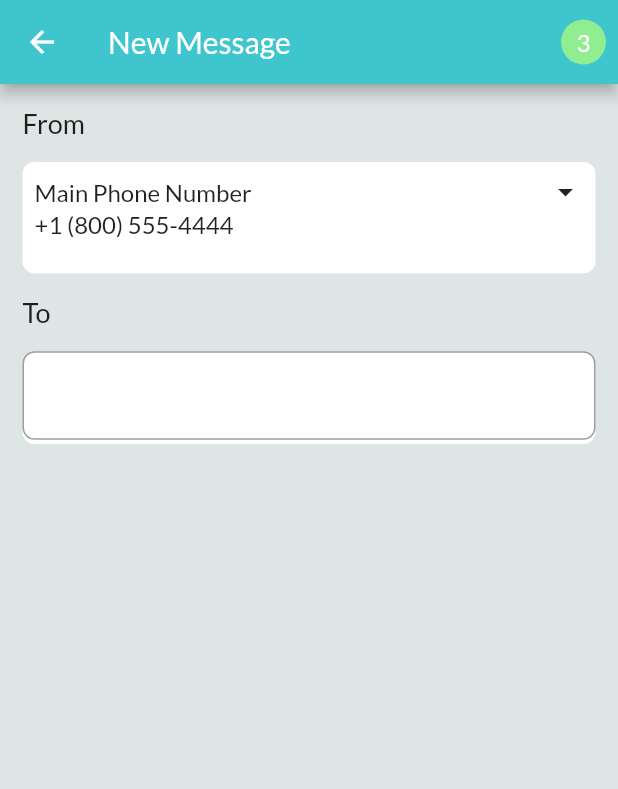
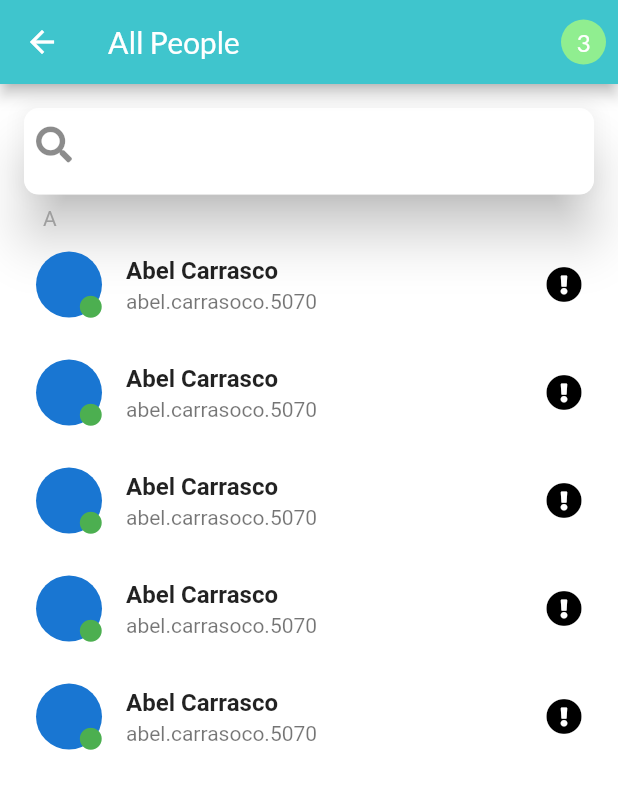
Before and after one commit to tahir-kali/chatfully, a Flutter app: the NewMessage screen opened directly, on a phone screen of 412 x 824 dp. Shown: the top 789 px of the screen. Run offline on Flutter 3.47's test engine with Material 2 defaults, Android fonts, the phone set to English and light mode, and no system bars; our stand-ins replace flutter_spinkit, font_awesome_flutter, google_fonts.

Commit message:
Update NewMessage.dart

```diff
--- a/lib/Screens/NewMessage.dart
+++ b/lib/Screens/NewMessage.dart
@@ -4,7 +4,6 @@ import 'package:font_awesome_flutter/font_awesome_flutter.dart';
 import 'package:google_fonts/google_fonts.dart';
 
 import '../colors.dart';
-
 
 class NewMessage extends StatefulWidget {
   @override
@@ -17,7 +16,7 @@ class _NewMessageState extends State<NewMessage> {
     SizeConfig().init(context);
 
     return Scaffold(
-      backgroundColor: Color(0xffDDE5E5),
+      backgroundColor: Colors.white,
       appBar: AppBar(
         actions: <Widget>[
           Padding(
@@ -35,107 +34,176 @@ class _NewMessageState extends State<NewMessage> {
           )
         ],
         title: Text(
-          "New Message",
+          "All People",
           style: GoogleFonts.lato(color: Colors.white),
         ),
         backgroundColor: appColor,
       ),
-
-      body: ListView(
+      body: Padding(
+        padding: const EdgeInsets.all(8.0),
+        child: ListView(
           children: <Widget>[
 
             Padding(
-            padding: const EdgeInsets.all(15),
-            child: Text("From", style: GoogleFonts.lato(
-              fontWeight: FontWeight.w500,
-              fontSize: 18
-            ),),
-          ),
-
-          Padding(
-            padding: EdgeInsets.symmetric(
-              horizontal: 15
-            ),
+              padding: const EdgeInsets.all(8.0),
               child: Container(
-              height: SizeConfig.blockSizeVertical * 9,
-
-              decoration: BoxDecoration(
+                height: SizeConfig.blockSizeVertical  * 7 ,
+                child: Material(
+                  borderRadius: BorderRadius.circular(10),
+                  elevation: 15,
+                  clipBehavior: Clip.antiAlias,
+                  child: Container(
+                    width: SizeConfig.blockSizeHorizontal * 74,
+                    height: 50,
                     color: Colors.white,
-                borderRadius: BorderRadius.circular(8),
-
-
-              ),
                     child: Padding(
-                padding: const EdgeInsets.all(8.0),
-                child: Column(
-                  children: <Widget>[
-                    Row(
-                      mainAxisAlignment: MainAxisAlignment.spaceBetween,
-
-                      children: <Widget>[
-
-                        Text("Main Phone Number", style: GoogleFonts.lato(
-                          fontWeight: FontWeight.w500,
-                          fontSize: 16
-                        ),),
-                        Icon(Icons.arrow_drop_down)
-
-
-
-                      ],
-                    ),
-                    Row(
-                      children: <Widget>[
-                        Text("+1 (800) 555-4444", style: GoogleFonts.lato(
-                              fontWeight: FontWeight.w500,
-                              fontSize: 16
-                            ),),
-                      ],
-                    )
-
-
-                  ],
+                      padding: const EdgeInsets.only(left: 8.0, right: 8.0),
+                      child: TextField(
+                        decoration: InputDecoration(
+                          icon: Icon(FontAwesomeIcons.search),
+                          border: InputBorder.none,
                         ),
                       ),
                     ),
                   ),
-          Padding(
-            padding: const EdgeInsets.all(15),
-            child: Text("To", style: GoogleFonts.lato(
-              fontWeight: FontWeight.w500,
-              fontSize: 18
-            ),),
+
                 ),
+              ),
+            ),
+
+
 
             Padding(
               padding: EdgeInsets.symmetric(
-              horizontal: 15
-            ),
-            child: Container(
-              height: SizeConfig.blockSizeVertical * 7.5,
-
-              decoration: BoxDecoration(
-                color: Colors.white,
-                borderRadius: BorderRadius.circular(8),
-
-
-              ),
-              child: TextField(
-                decoration: InputDecoration(
-                  border: OutlineInputBorder(
-                    borderRadius: BorderRadius.circular(8)
-                  )
-                ),
-
+                  horizontal: SizeConfig.blockSizeHorizontal * 5),
+              child: Text(
+                "A",
+                style: TextStyle(color: Colors.grey),
               ),
             ),
-          )
-
-
-
+            ListTile(
+              leading: Stack(
+                alignment: Alignment.bottomRight,
+                children: [
+                  CircleAvatar(
+                    radius: 22,
+                  ),
+                  Icon(
+                    FontAwesomeIcons.solidCircle,
+                    color: Colors.green,
+                    size: 15,
+                  ),
                 ],
               ),
-
+              title: Text(
+                "Abel Carrasco",
+                style: TextStyle(fontWeight: FontWeight.bold),
+              ),
+              subtitle: Text("abel.carrasoco.5070"),
+              trailing: Icon(
+                FontAwesomeIcons.exclamationCircle,
+                color: Colors.black,
+              ),
+            ),
+            ListTile(
+              leading: Stack(
+                alignment: Alignment.bottomRight,
+                children: [
+                  CircleAvatar(
+                    radius: 22,
+                  ),
+                  Icon(
+                    FontAwesomeIcons.solidCircle,
+                    color: Colors.green,
+                    size: 15,
+                  ),
+                ],
+              ),
+              title: Text(
+                "Abel Carrasco",
+                style: TextStyle(fontWeight: FontWeight.bold),
+              ),
+              subtitle: Text("abel.carrasoco.5070"),
+              trailing: Icon(
+                FontAwesomeIcons.exclamationCircle,
+                color: Colors.black,
+              ),
+            ),
+            ListTile(
+              leading: Stack(
+                alignment: Alignment.bottomRight,
+                children: [
+                  CircleAvatar(
+                    radius: 22,
+                  ),
+                  Icon(
+                    FontAwesomeIcons.solidCircle,
+                    color: Colors.green,
+                    size: 15,
+                  ),
+                ],
+              ),
+              title: Text(
+                "Abel Carrasco",
+                style: TextStyle(fontWeight: FontWeight.bold),
+              ),
+              subtitle: Text("abel.carrasoco.5070"),
+              trailing: Icon(
+                FontAwesomeIcons.exclamationCircle,
+                color: Colors.black,
+              ),
+            ),
+            ListTile(
+              leading: Stack(
+                alignment: Alignment.bottomRight,
+                children: [
+                  CircleAvatar(
+                    radius: 22,
+                  ),
+                  Icon(
+                    FontAwesomeIcons.solidCircle,
+                    color: Colors.green,
+                    size: 15,
+                  ),
+                ],
+              ),
+              title: Text(
+                "Abel Carrasco",
+                style: TextStyle(fontWeight: FontWeight.bold),
+              ),
+              subtitle: Text("abel.carrasoco.5070"),
+              trailing: Icon(
+                FontAwesomeIcons.exclamationCircle,
+                color: Colors.black,
+              ),
+            ),
+            ListTile(
+              leading: Stack(
+                alignment: Alignment.bottomRight,
+                children: [
+                  CircleAvatar(
+                    radius: 22,
+                  ),
+                  Icon(
+                    FontAwesomeIcons.solidCircle,
+                    color: Colors.green,
+                    size: 15,
+                  ),
+                ],
+              ),
+              title: Text(
+                "Abel Carrasco",
+                style: TextStyle(fontWeight: FontWeight.bold),
+              ),
+              subtitle: Text("abel.carrasoco.5070"),
+              trailing: Icon(
+                FontAwesomeIcons.exclamationCircle,
+                color: Colors.black,
+              ),
+            ),
+          ],
+        ),
+      ),
     );
   }
 }
```
Lines whose indentation alone changed are shown as unchanged.
